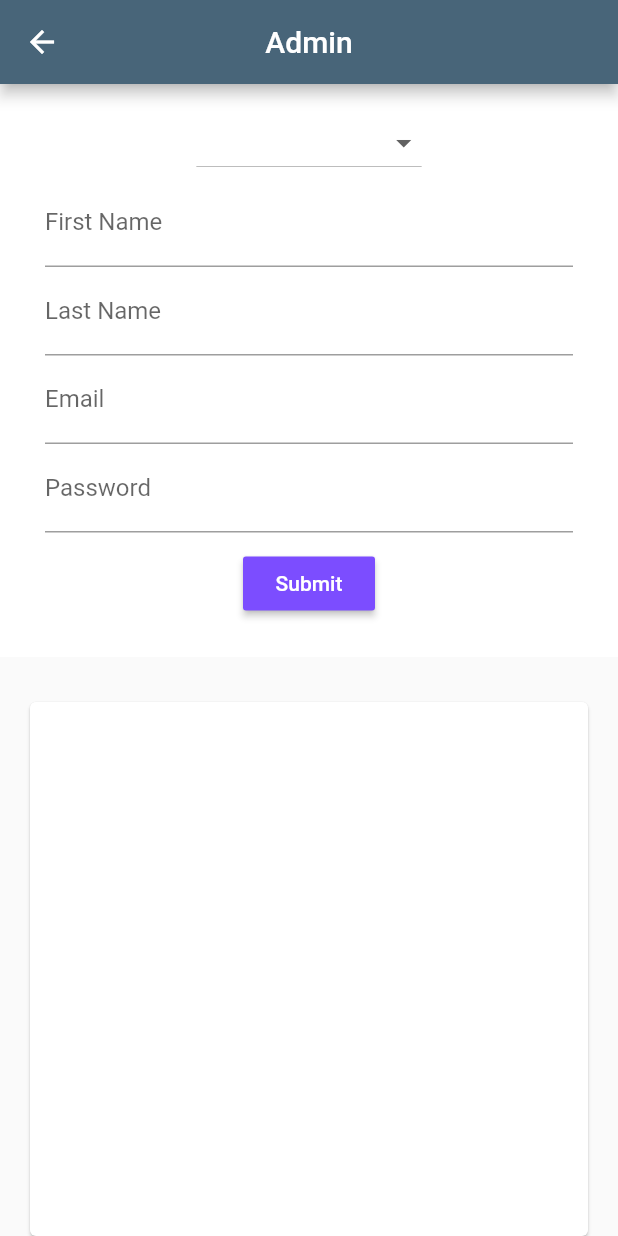
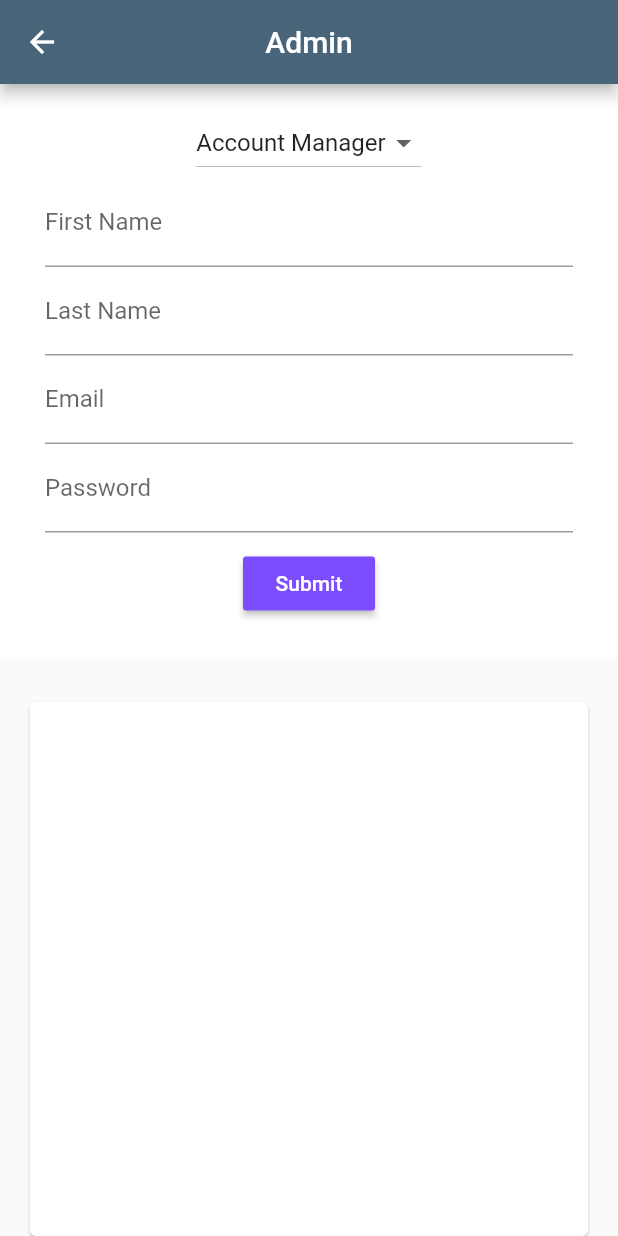
Before and after one commit to Anjaa84/procurre_me, a Flutter app: the AdminPage screen opened directly, on a phone screen of 412 x 824 dp. Run offline on Flutter 3.47's test engine with Material 2 defaults, Android fonts, the phone set to English and light mode, and no system bars; our stand-ins replace dropdown_formfield, fluttertoast, sqflite; accounts and stored records are empty.

```diff
--- a/lib/screens/admin_page.dart
+++ b/lib/screens/admin_page.dart
@@ -21,10 +21,11 @@ class _AdminPageState extends State<AdminPage> {
   final _ctrlPassword = TextEditingController();
 
 
-
+String dropdownValue='Account Manager';
   _dropDown(){
 
-    return DropdownButton<String>(
+    return DropdownButton(
+      value:dropdownValue,
       items: <String>[ 'Account Manager', 'Supervisor', 'Site Manager'].map((String value) {
         return new DropdownMenuItem<String>(
           value: value,
@@ -32,7 +33,9 @@ class _AdminPageState extends State<AdminPage> {
         );
       }).toList(),
       onChanged: (val) {
-        setState(() => _user.role = val);
+        setState(() => { _user.role = val ,dropdownValue=val }
+
+        );
 
       },
     );
```
Also changed, not shown: lib/screens/supervisor_page.dart (+9 -6 lines).
